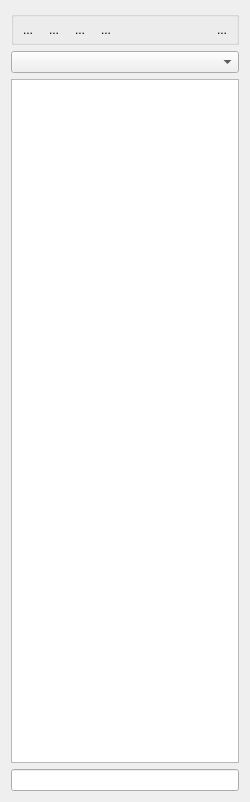
The window that Plugins/org.mitk.gui.qt.multilabelsegmentation/src/internal/Common/QmitkLabelSetWidgetControls.ui (MITK/MITK) describes before a commit, drawn with Qt 5.
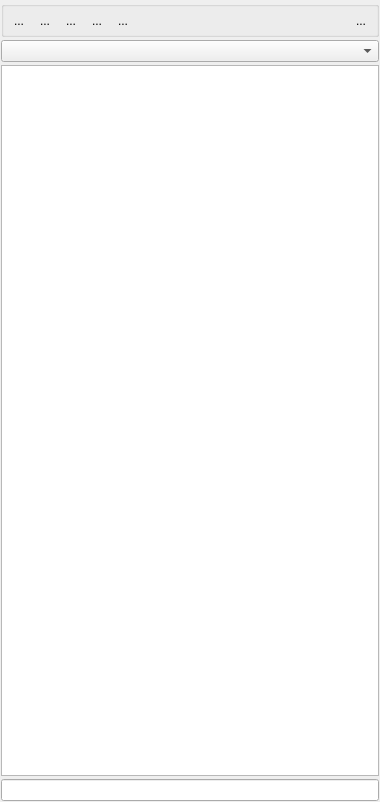
The same window after the commit. Icons and pictures are not drawn. Custom widgets are drawn as their Qt base class.

Commit message: added a button for labeled image import

The edit to the form file:
```diff
--- a/Plugins/org.mitk.gui.qt.multilabelsegmentation/src/internal/Common/QmitkLabelSetWidgetControls.ui
+++ b/Plugins/org.mitk.gui.qt.multilabelsegmentation/src/internal/Common/QmitkLabelSetWidgetControls.ui
@@ -6,7 +6,7 @@
    <rect>
     <x>0</x>
     <y>0</y>
-    <width>250</width>
+    <width>380</width>
     <height>802</height>
    </rect>
   </property>
@@ -14,6 +14,12 @@
    <string notr="true"/>
   </property>
   <layout class="QVBoxLayout" name="verticalLayout">
+   <property name="spacing">
+    <number>3</number>
+   </property>
+   <property name="margin">
+    <number>1</number>
+   </property>
    <item>
     <widget class="QGroupBox" name="groupBox_2">
      <property name="title">
@@ -24,7 +30,7 @@
        <number>2</number>
       </property>
       <property name="margin">
-       <number>2</number>
+       <number>3</number>
       </property>
       <item>
        <widget class="QToolButton" name="m_btNewLabelSet">
@@ -118,6 +124,29 @@
         </property>
        </widget>
       </item>
+      <item>
+       <widget class="QToolButton" name="m_btImportLabelSetImage">
+        <property name="toolTip">
+         <string>Import labels from a labeled image</string>
+        </property>
+        <property name="text">
+         <string>...</string>
+        </property>
+        <property name="icon">
+         <iconset resource="../../../resources/multilabelsegmentation.qrc">
+          <normaloff>:/multilabelsegmentation/ImportLabelSetImage_48.png</normaloff>:/multilabelsegmentation/ImportLabelSetImage_48.png</iconset>
+        </property>
+        <property name="iconSize">
+         <size>
+          <width>32</width>
+          <height>32</height>
+         </size>
+        </property>
+        <property name="autoRaise">
+         <bool>true</bool>
+        </property>
+       </widget>
+      </item>
       <item>
        <spacer name="horizontalSpacer">
         <property name="orientation">
```
The commit also changes 4 other files.
